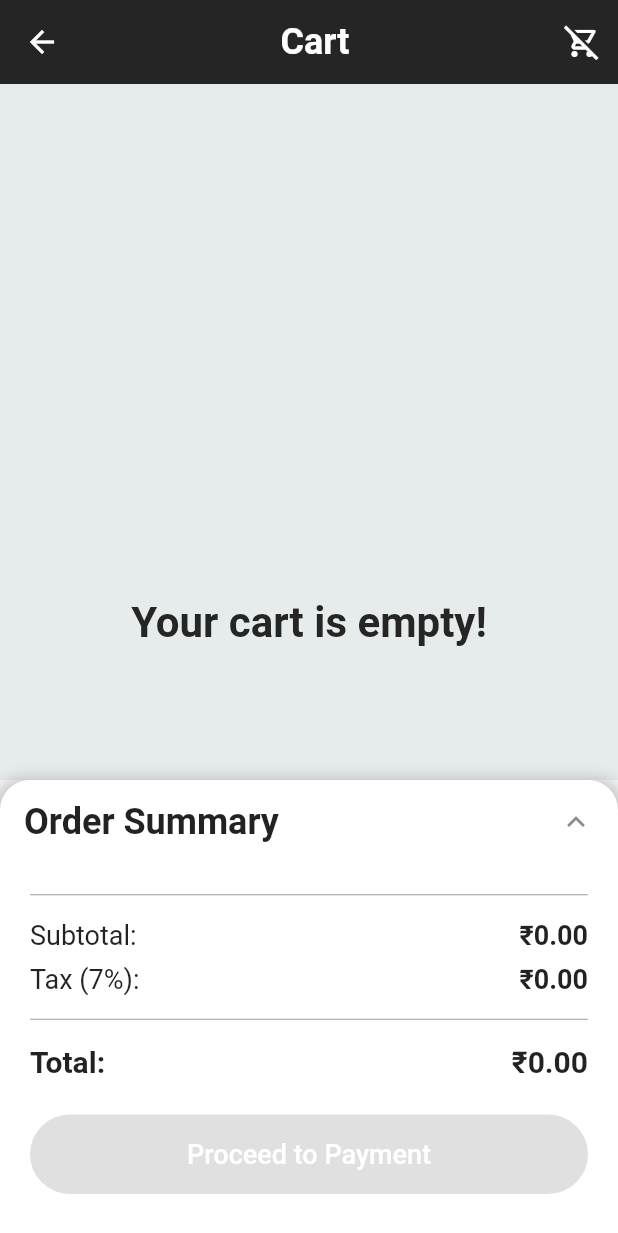
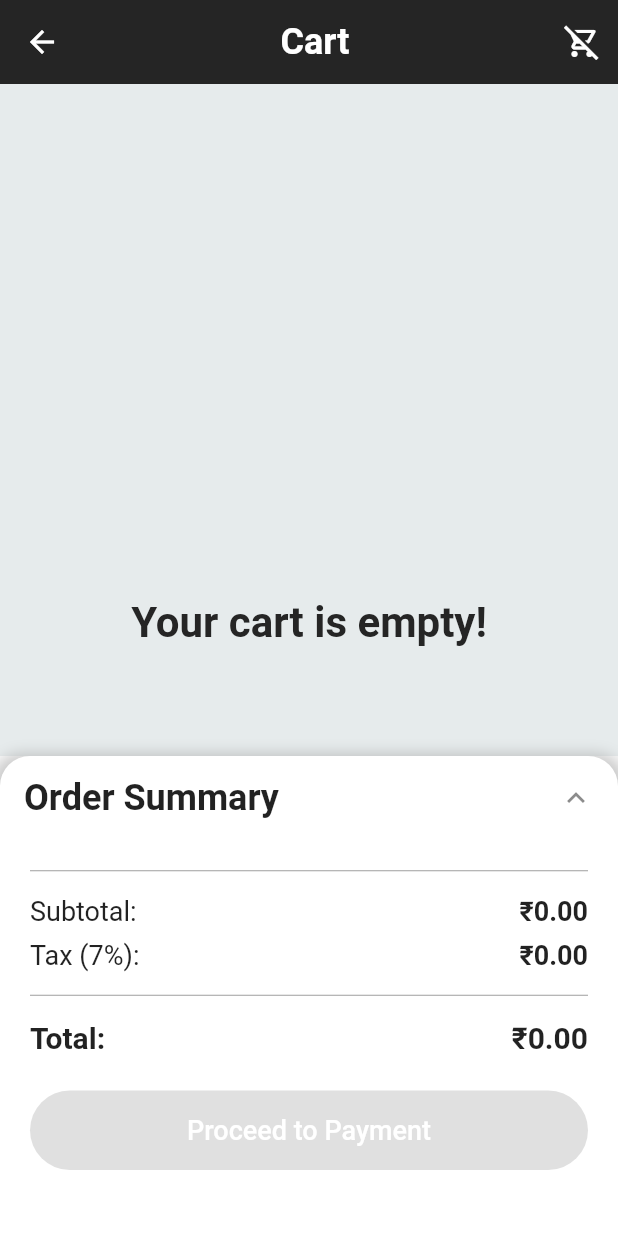
Before and after one commit to Nithin-Nair/dummy, a Flutter app: the CartScreen screen opened directly, after a tap on "Order Summary", on a phone screen of 412 x 824 dp. Shown: the top 1233 px of the screen. Run offline on Flutter 3.47's test engine with Material 2 defaults, Android fonts, the phone set to English and light mode, and no system bars; our stand-ins replace cached_network_image, carousel_slider, cloud_firestore, firebase_auth, firebase_core, firebase_messaging and 8 more; accounts and stored records are empty.

Commit message:
made some responsive design

```diff
--- a/lib/foodStores/cart.dart
+++ b/lib/foodStores/cart.dart
@@ -196,7 +196,7 @@ class _CartScreenState extends State<CartScreen> {
               setState(() {
                 _isExpanded = !_isExpanded;
                 if(_isExpanded){
-                  expandableHeight=304;
+                  expandableHeight=320;
                 }
                 else{expandableHeight=75;}
               });
@@ -282,7 +282,7 @@ class _CartScreenState extends State<CartScreen> {
                       Navigator.push(context, MaterialPageRoute(builder: (context)=>PaymentScreen(totalPrice: Provider.of<Cart>(context).totalAmount * 1.07,)));
                     },
                     style: ElevatedButton.styleFrom(
-                      backgroundColor: Colors.green,
+                      primary: Colors.green,
                       padding: const EdgeInsets.symmetric(vertical: 16),
                       shape: RoundedRectangleBorder(
                         borderRadius: BorderRadius.circular(30),
@@ -306,6 +306,7 @@ class _CartScreenState extends State<CartScreen> {
       ),
     );
   }
+
 }
 
 class AppBarTitle extends StatelessWidget {
```
